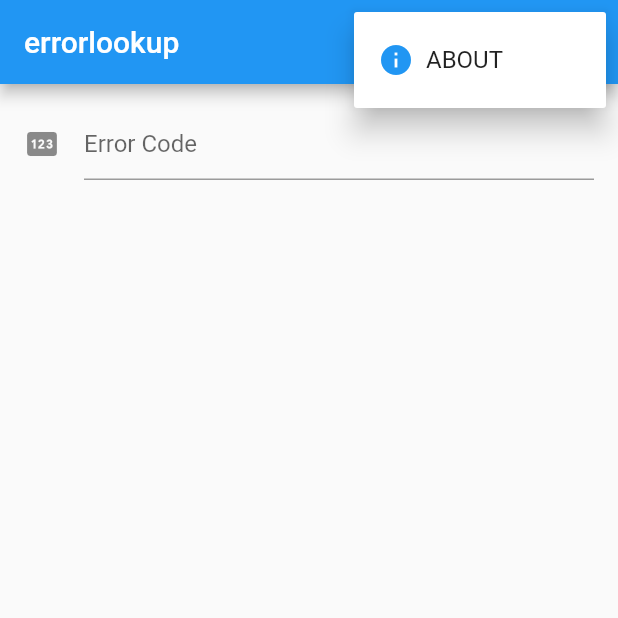
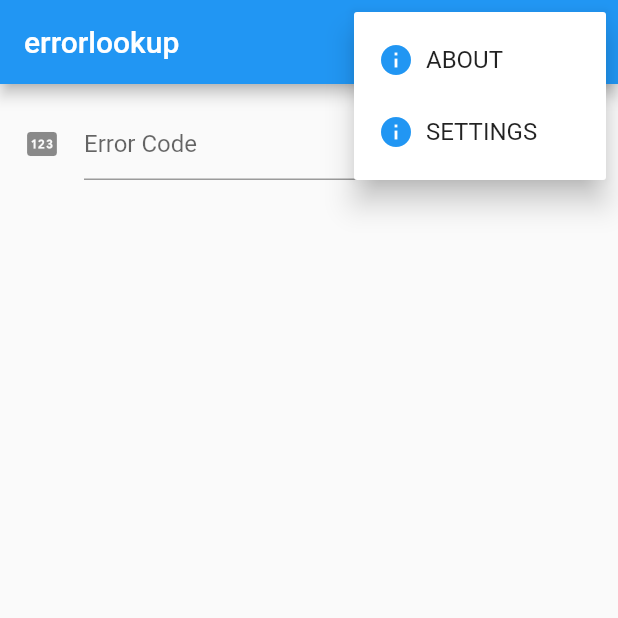
Before and after one commit to CASL0/errorlookup, a Flutter app: the screen it shows after launch, after a tap on the "more vert" icon, on a phone screen of 412 x 824 dp, the top half of it. Run offline on Flutter 3.47's test engine with Material 2 defaults, Android fonts, the light colour scheme and no system bars; our stand-ins replace expansion_tile_card, flutter_riverpod, freezed_annotation, go_router, package_info_plus, shared_preferences.

Commit message:
設定画面をルーターに追加

```diff
--- a/lib/core/common/views/top_app_bar.dart
+++ b/lib/core/common/views/top_app_bar.dart
@@ -15,9 +15,10 @@ class TopAppBar extends AppBar {
       ? [
           PopupMenuButton(itemBuilder: ((context) {
             return _actions
+                .where((element) => element != homeRouteName)
                 .map((e) => PopupMenuItem(
                       value: e,
-                      onTap: () => context.pushNamed("about"),
+                      onTap: () => context.pushNamed(e),
                       child: Row(
                         children: [
                           Icon(
@@ -26,7 +27,7 @@ class TopAppBar extends AppBar {
                           ),
                           Padding(
                             padding: const EdgeInsets.only(left: 8),
-                            child: Text(e),
+                            child: Text(e.toUpperCase()),
                           )
                         ],
                       ),
@@ -45,4 +46,4 @@ class TopAppBar extends AppBar {
 }
 
 /// TopAppBarのアクション
-final Set<String> _actions = {"ABOUT"};
+final _actions = appRoutes.map((e) => e.name).toSet();
--- a/lib/core/router/router.dart
+++ b/lib/core/router/router.dart
@@ -3,7 +3,7 @@ import 'package:go_router/go_router.dart';
 
 final router = GoRouter(
     initialLocation:
-        appRoutes.firstWhere((element) => element.name == "home").path,
+        appRoutes.firstWhere((element) => element.name == homeRouteName).path,
     routes: appRoutes
         .where((element) => element.page != null)
         .map((e) => GoRoute(
--- a/lib/core/router/routes.dart
+++ b/lib/core/router/routes.dart
@@ -1,6 +1,7 @@
 import 'package:errorlookup/core/router/route.dart';
 import 'package:errorlookup/feature/about/pages/about_page.dart';
 import 'package:errorlookup/feature/home/pages/home_page.dart';
+import 'package:errorlookup/feature/settings/pages/settings_page.dart';
 
 final Set<AppRoute> appRoutes = {
   const AppRoute(
@@ -9,5 +10,12 @@ final Set<AppRoute> appRoutes = {
       name: "about",
       path: "/about",
       page: AboutPage(),
+      shouldViewActions: false),
+  const AppRoute(
+      name: "settings",
+      path: "/settings",
+      page: SettingsPage(),
       shouldViewActions: false)
 };
+
+const homeRouteName = "home";
```
